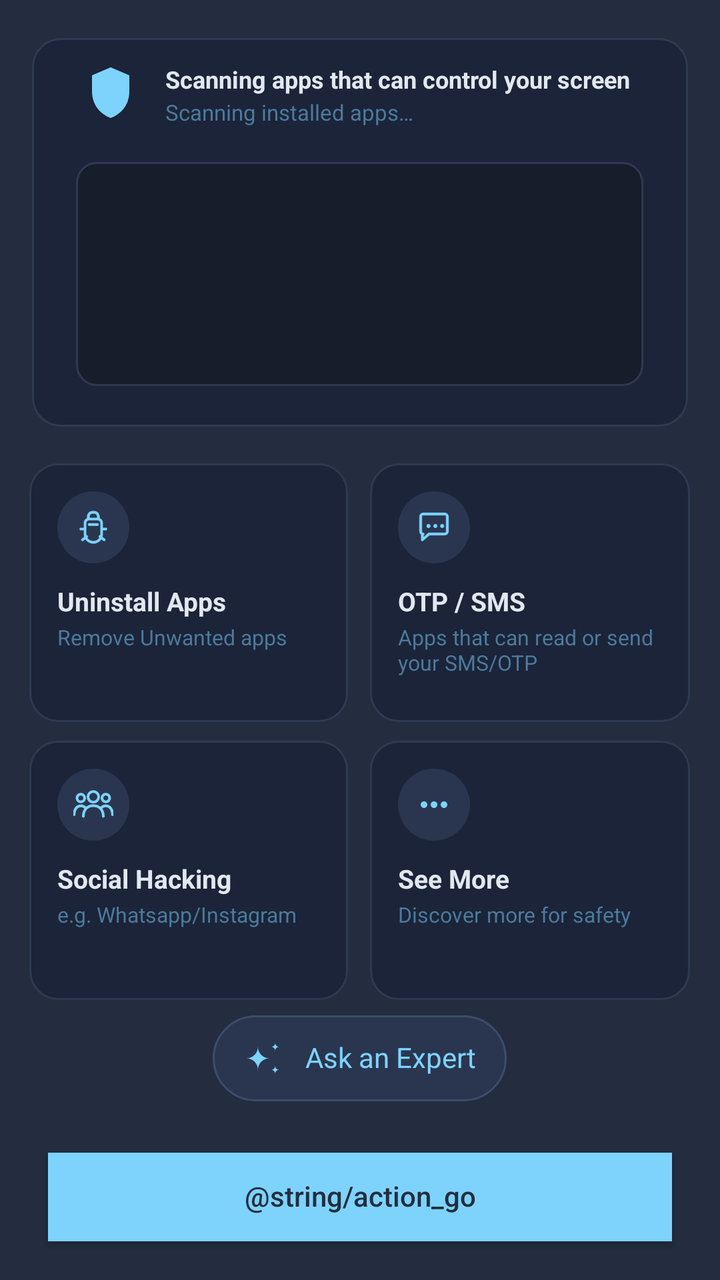
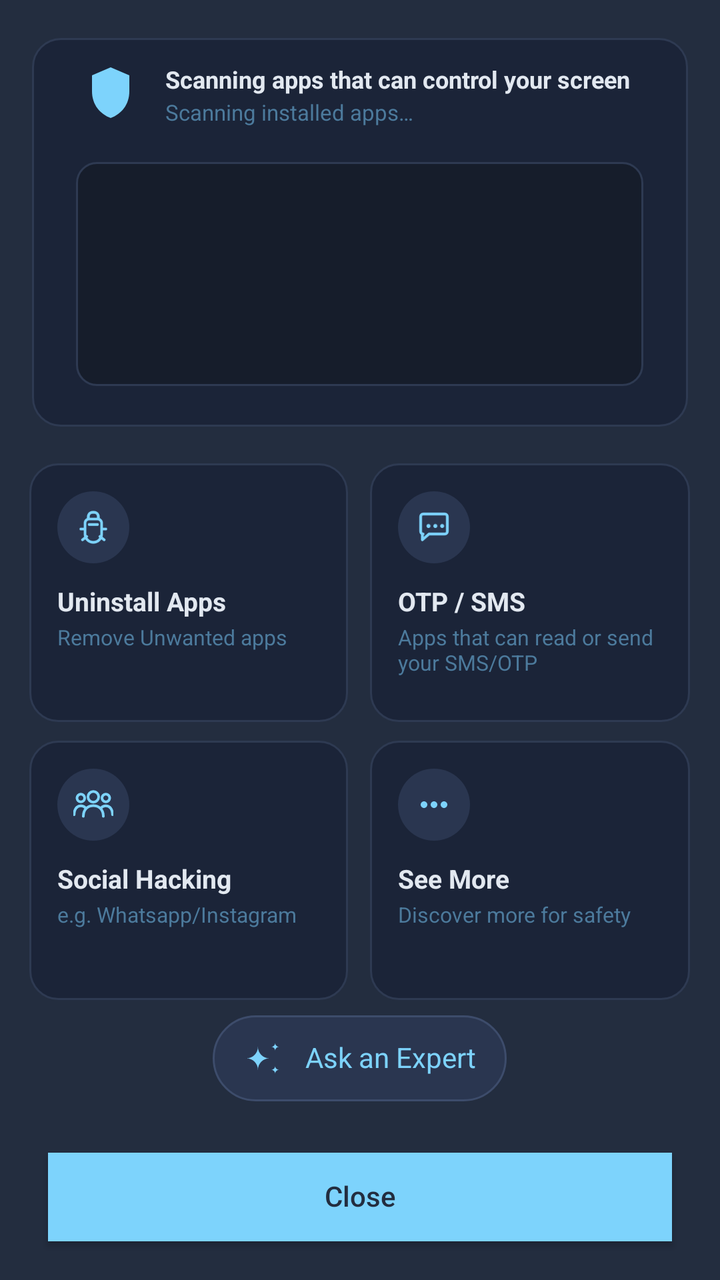

Before-and-after screenshots of an Android layout around one commit, followed by the original layout XML and the change that was made.
<!-- AndroidManifest.xml: activity theme Theme.NihalHome -->
<!-- res/layout/activity_main.xml -->
<?xml version="1.0" encoding="utf-8"?>
<LinearLayout xmlns:android="http://schemas.android.com/apk/res/android"
    android:layout_width="match_parent"
    android:layout_height="match_parent"
    android:orientation="vertical"
    android:weightSum="1000"
    android:background="@color/onboarding_background">

    <View
        android:layout_width="match_parent"
        android:layout_height="0dp"
        android:layout_weight="30" />

    <FrameLayout
        android:id="@+id/containerFirstPart"
        android:layout_width="match_parent"
        android:layout_height="0dp"
        android:layout_weight="304"
        android:paddingStart="16dp"
        android:paddingEnd="16dp">

        <LinearLayout
            android:id="@+id/boxFirstPart"
            android:layout_width="match_parent"
            android:layout_height="match_parent"
            android:orientation="vertical"
            android:background="@drawable/bg_scan_card"
            android:padding="12dp"
            android:weightSum="100">

            <LinearLayout
                android:layout_width="match_parent"
                android:layout_height="0dp"
                android:layout_weight="20"
                android:orientation="horizontal"
                android:layout_marginBottom="10dp"
                android:weightSum="100">

                <ImageView
                    android:id="@+id/imageScanIcon"
                    android:layout_width="0dp"
                    android:layout_height="match_parent"
                    android:layout_weight="18"
                    android:src="@drawable/ic_shield_scan"
                    android:scaleType="fitCenter"
                    android:adjustViewBounds="true" />

                <LinearLayout
                    android:layout_width="0dp"
                    android:layout_height="match_parent"
                    android:layout_weight="82"
                    android:orientation="vertical"
                    android:weightSum="100">

                    <TextView
                        android:id="@+id/textScanTitle"
                        android:text="@string/scan_title"
                        android:layout_width="match_parent"
                        android:layout_height="0dp"
                        android:layout_weight="60"
                        android:textColor="@color/onboarding_heading"
                        android:textStyle="bold"
                        android:maxLines="1"
                        android:gravity="start|center_vertical"
                        android:includeFontPadding="false"
                        android:autoSizeTextType="uniform"
                        android:autoSizeMinTextSize="6sp"
                        android:autoSizeMaxTextSize="500sp"
                        android:autoSizeStepGranularity="1sp" />

                    <TextView
                        android:id="@+id/textScanSubtitle"
                        android:text="@string/scan_subtitle_running"
                        android:layout_width="match_parent"
                        android:layout_height="0dp"
                        android:layout_weight="40"
                        android:textColor="@color/terminal_text_dim"
                        android:maxLines="1"
                        android:gravity="start|center_vertical"
                        android:includeFontPadding="false"
                        android:autoSizeTextType="uniform"
                        android:autoSizeMinTextSize="6sp"
                        android:autoSizeMaxTextSize="500sp"
                        android:autoSizeStepGranularity="1sp" />

                </LinearLayout>

            </LinearLayout>

            <View
                android:layout_width="match_parent"
                android:layout_height="0dp"
                android:layout_weight="5" />

            <FrameLayout
                android:layout_width="match_parent"
                android:layout_height="0dp"
                android:layout_weight="70">

                <LinearLayout
                    android:id="@+id/wrapperTerminal"
                    android:layout_width="match_parent"
                    android:layout_height="match_parent"
                    android:orientation="horizontal"
                    android:weightSum="30">

                    <View
                        android:layout_width="0dp"
                        android:layout_height="match_parent"
                        android:layout_weight="1" />

                    <ScrollView
                        android:id="@+id/scrollTerminal"
                        android:layout_width="0dp"
                        android:layout_height="match_parent"
                        android:layout_weight="28"
                        android:background="@drawable/bg_terminal"
                        android:padding="10dp"
                        android:scrollbars="none">

                        <TextView
                            android:id="@+id/textTerminalLog"
                            android:layout_width="match_parent"
                            android:layout_height="wrap_content"
                            android:fontFamily="monospace"
                            android:textColor="@color/terminal_text"
                            android:textSize="9.5sp"
                            android:lineSpacingExtra="2dp" />

                    </ScrollView>

                    <View
                        android:layout_width="0dp"
                        android:layout_height="match_parent"
                        android:layout_weight="1" />

                </LinearLayout>

                <LinearLayout
                    android:id="@+id/wrapperResults"
                    android:layout_width="match_parent"
                    android:layout_height="match_parent"
                    android:orientation="horizontal"
                    android:weightSum="100"
                    android:visibility="gone">

                    <View
                        android:layout_width="0dp"
                        android:layout_height="match_parent"
                        android:layout_weight="3" />

                    <ScrollView
                        android:layout_width="0dp"
                        android:layout_height="match_parent"
                        android:layout_weight="94"
                        android:scrollbars="none">

                        <LinearLayout
                            android:id="@+id/containerRiskResults"
                            android:layout_width="match_parent"
                            android:layout_height="wrap_content"
                            android:orientation="vertical" />

                    </ScrollView>

                    <View
                        android:layout_width="0dp"
                        android:layout_height="match_parent"
                        android:layout_weight="3" />

                </LinearLayout>

                <LinearLayout
                    android:id="@+id/containerNoIssues"
                    android:layout_width="match_parent"
                    android:layout_height="match_parent"
                    android:orientation="vertical"
                    android:gravity="center"
                    android:paddingStart="10dp"
                    android:paddingEnd="10dp"
                    android:paddingTop="4dp"
                    android:paddingBottom="4dp"
                    android:visibility="gone">

                    <ImageView
                        android:id="@+id/imageNoIssuesIcon"
                        android:layout_width="@dimen/no_issues_icon_size"
                        android:layout_height="@dimen/no_issues_icon_size"
                        android:layout_marginBottom="4dp"
                        android:adjustViewBounds="true"
                        android:scaleType="fitCenter"
                        android:src="@drawable/ic_shield_check" />

                    <TextView
                        android:id="@+id/textNoIssuesTitle"
                        android:text="@string/no_issues_found_title"
                        android:layout_width="match_parent"
                        android:layout_height="wrap_content"
                        android:textColor="@color/onboarding_heading"
                        android:textStyle="bold"
                        android:gravity="center"
                        android:maxLines="1"
                        android:autoSizeTextType="uniform"
                        android:autoSizeMinTextSize="8sp"
                        android:autoSizeMaxTextSize="13sp"
                        android:autoSizeStepGranularity="1sp" />

                    <TextView
                        android:id="@+id/textNoIssuesSubtitle"
                        android:text="@string/no_issues_found_subtitle"
                        android:layout_width="match_parent"
                        android:layout_height="wrap_content"
                        android:layout_marginTop="2dp"
                        android:textColor="@color/terminal_text_dim"
                        android:gravity="center"
                        android:maxLines="2"
                        android:autoSizeTextType="uniform"
                        android:autoSizeMinTextSize="7sp"
                        android:autoSizeMaxTextSize="10sp"
                        android:autoSizeStepGranularity="1sp" />

                </LinearLayout>

            </FrameLayout>

            <View
                android:layout_width="match_parent"
                android:layout_height="0dp"
                android:layout_weight="5" />

        </LinearLayout>

    </FrameLayout>

    <View
        android:layout_width="match_parent"
        android:layout_height="0dp"
        android:layout_weight="29" />

    <LinearLayout
        android:layout_width="match_parent"
        android:layout_height="0dp"
        android:layout_weight="202"
        android:orientation="horizontal"
        android:weightSum="10000">

        <View
            android:layout_width="0dp"
            android:layout_height="match_parent"
            android:layout_weight="415" />

        <LinearLayout
            android:id="@+id/cardUninstallApps"
            android:layout_width="0dp"
            android:layout_height="match_parent"
            android:layout_weight="4430"
            android:orientation="vertical"
            android:background="@drawable/bg_feature_card"
            android:clickable="true"
            android:focusable="true"
            android:padding="14dp">

            <ImageView
                android:id="@+id/imageFeatureIcon1"
                android:layout_width="36dp"
                android:layout_height="36dp"
                android:layout_marginBottom="10dp"
                android:background="@drawable/bg_feature_icon_circle"
                android:padding="8dp"
                android:src="@drawable/ic_feature_uninstall" />

            <TextView
                android:id="@+id/textFeatureTitle1"
                android:text="@string/feature_uninstall_title"
                android:layout_width="wrap_content"
                android:layout_height="wrap_content"
                android:textColor="@color/onboarding_heading"
                android:textSize="13sp"
                android:textStyle="bold" />

            <TextView
                android:id="@+id/textFeatureSubtitle1"
                android:text="@string/feature_uninstall_subtitle"
                android:layout_width="wrap_content"
                android:layout_height="wrap_content"
                android:layout_marginTop="2dp"
                android:textColor="@color/terminal_text_dim"
                android:textSize="10.5sp" />

        </LinearLayout>

        <View
            android:layout_width="0dp"
            android:layout_height="match_parent"
            android:layout_weight="310" />

        <LinearLayout
            android:id="@+id/cardOtpSms"
            android:layout_width="0dp"
            android:layout_height="match_parent"
            android:layout_weight="4430"
            android:orientation="vertical"
            android:background="@drawable/bg_feature_card"
            android:clickable="true"
            android:focusable="true"
            android:padding="14dp">

            <ImageView
                android:id="@+id/imageFeatureIcon2"
                android:layout_width="36dp"
                android:layout_height="36dp"
                android:layout_marginBottom="10dp"
                android:background="@drawable/bg_feature_icon_circle"
                android:padding="8dp"
                android:src="@drawable/ic_feature_otp_sms" />

            <TextView
                android:id="@+id/textFeatureTitle2"
                android:text="@string/feature_otp_sms_title"
                android:layout_width="wrap_content"
                android:layout_height="wrap_content"
                android:textColor="@color/onboarding_heading"
                android:textSize="13sp"
                android:textStyle="bold" />

            <TextView
                android:id="@+id/textFeatureSubtitle2"
                android:text="@string/feature_otp_sms_subtitle"
                android:layout_width="wrap_content"
                android:layout_height="wrap_content"
                android:layout_marginTop="2dp"
                android:textColor="@color/terminal_text_dim"
                android:textSize="10.5sp" />

        </LinearLayout>

        <View
            android:layout_width="0dp"
            android:layout_height="match_parent"
            android:layout_weight="415" />

    </LinearLayout>

    <View
        android:layout_width="match_parent"
        android:layout_height="0dp"
        android:layout_weight="15" />

    <LinearLayout
        android:layout_width="match_parent"
        android:layout_height="0dp"
        android:layout_weight="202"
        android:orientation="horizontal"
        android:weightSum="10000">

        <View
            android:layout_width="0dp"
            android:layout_height="match_parent"
            android:layout_weight="415" />

        <LinearLayout
            android:id="@+id/cardSocialScams"
            android:layout_width="0dp"
            android:layout_height="match_parent"
            android:layout_weight="4430"
            android:orientation="vertical"
            android:background="@drawable/bg_feature_card"
            android:clickable="true"
            android:focusable="true"
            android:padding="14dp">

            <ImageView
                android:id="@+id/imageFeatureIcon3"
                android:layout_width="36dp"
                android:layout_height="36dp"
                android:layout_marginBottom="10dp"
                android:background="@drawable/bg_feature_icon_circle"
                android:padding="8dp"
                android:src="@drawable/ic_feature_social_scams" />

            <TextView
                android:id="@+id/textFeatureTitle3"
                android:text="@string/feature_social_scams_title"
                android:layout_width="wrap_content"
                android:layout_height="wrap_content"
                android:textColor="@color/onboarding_heading"
                android:textSize="13sp"
                android:textStyle="bold" />

            <TextView
                android:id="@+id/textFeatureSubtitle3"
                android:text="@string/feature_social_scams_subtitle"
                android:layout_width="wrap_content"
                android:layout_height="wrap_content"
                android:layout_marginTop="2dp"
                android:textColor="@color/terminal_text_dim"
                android:textSize="10.5sp" />

        </LinearLayout>

        <View
            android:layout_width="0dp"
            android:layout_height="match_parent"
            android:layout_weight="310" />

        <LinearLayout
            android:id="@+id/cardSeeMore"
            android:layout_width="0dp"
            android:layout_height="match_parent"
            android:layout_weight="4430"
            android:orientation="vertical"
            android:background="@drawable/bg_feature_card"
            android:clickable="true"
            android:focusable="true"
            android:padding="14dp">

            <ImageView
                android:id="@+id/imageFeatureIcon4"
                android:layout_width="36dp"
                android:layout_height="36dp"
                android:layout_marginBottom="10dp"
                android:background="@drawable/bg_feature_icon_circle"
                android:padding="8dp"
                android:src="@drawable/ic_feature_see_more" />

            <TextView
                android:id="@+id/textFeatureTitle4"
                android:text="@string/feature_see_more_title"
                android:layout_width="wrap_content"
                android:layout_height="wrap_content"
                android:textColor="@color/onboarding_heading"
                android:textSize="13sp"
                android:textStyle="bold" />

            <TextView
                android:id="@+id/textFeatureSubtitle4"
                android:text="@string/feature_see_more_subtitle"
                android:layout_width="wrap_content"
                android:layout_height="wrap_content"
                android:layout_marginTop="2dp"
                android:textColor="@color/terminal_text_dim"
                android:textSize="10.5sp" />

        </LinearLayout>

        <View
            android:layout_width="0dp"
            android:layout_height="match_parent"
            android:layout_weight="415" />

    </LinearLayout>

    <View
        android:layout_width="match_parent"
        android:layout_height="0dp"
        android:layout_weight="12" />

    <LinearLayout
        android:layout_width="match_parent"
        android:layout_height="0dp"
        android:layout_weight="67"
        android:orientation="horizontal"
        android:weightSum="1000">

        <View
            android:layout_width="0dp"
            android:layout_height="match_parent"
            android:layout_weight="296" />

        <LinearLayout
            android:id="@+id/containerAskNihalAi"
            android:layout_width="0dp"
            android:layout_height="match_parent"
            android:layout_weight="408"
            android:orientation="horizontal"
            android:gravity="center_vertical"
            android:background="@drawable/bg_capsule_protected"
            android:clickable="true"
            android:focusable="true"
            android:paddingStart="14dp"
            android:paddingEnd="14dp">

            <ImageView
                android:id="@+id/imageAskNihalAiIcon"
                android:layout_width="23dp"
                android:layout_height="23dp"
                android:layout_marginEnd="8dp"
                android:src="@drawable/ic_sparkles" />

            <TextView
                android:id="@+id/textAskNihalAi"
                android:text="@string/ask_nihal_ai_label"
                android:layout_width="0dp"
                android:layout_height="match_parent"
                android:layout_weight="1"
                android:gravity="center"
                android:textColor="@color/onboarding_accent"
                android:maxLines="1"
                android:includeFontPadding="false" />

        </LinearLayout>

        <View
            android:layout_width="0dp"
            android:layout_height="match_parent"
            android:layout_weight="296" />

    </LinearLayout>

    <View
        android:layout_width="match_parent"
        android:layout_height="0dp"
        android:layout_weight="40" />

    <Button
        android:id="@+id/buttonGo"
        android:layout_width="match_parent"
        android:layout_height="0dp"
        android:layout_weight="69"
        android:layout_marginStart="24dp"
        android:layout_marginEnd="24dp"
        android:background="@color/onboarding_accent"
        android:text="@string/action_go"
        android:textColor="@color/onboarding_button_text"
        android:textAllCaps="false"
        android:includeFontPadding="false"
        android:elevation="0dp" />

    <View
        android:layout_width="match_parent"
        android:layout_height="0dp"
        android:layout_weight="30" />

</LinearLayout>
<!-- resources referenced by this layout -->
<resources>
  <color name="onboarding_accent">#7DD3FC</color>
  <color name="onboarding_background">#232D3F</color>
  <color name="onboarding_button_text">#232D3F</color>
  <color name="onboarding_heading">#E2E8F0</color>
  <color name="terminal_text">#7DD3FC</color>
  <color name="terminal_text_dim">#4C7A9C</color>
  <dimen name="no_issues_icon_size">28dp</dimen>
  <!-- drawable bg_capsule_protected (drawable) -->
  <shape xmlns:android="http://schemas.android.com/apk/res/android"
      android:shape="rectangle">
      <solid android:color="@color/protected_capsule_background" />
      <stroke
          android:width="1dp"
          android:color="@color/protected_capsule_border" />
      <corners android:radius="50dp" />
  </shape>
  <!-- drawable bg_feature_card (drawable) -->
  <?xml version="1.0" encoding="utf-8"?>
  <shape xmlns:android="http://schemas.android.com/apk/res/android"
      android:shape="rectangle">
      <solid android:color="@color/scan_card_background" />
      <stroke
          android:width="1dp"
          android:color="@color/scan_card_border" />
      <corners android:radius="14dp" />
  </shape>
  <!-- drawable bg_feature_icon_circle (drawable) -->
  <?xml version="1.0" encoding="utf-8"?>
  <shape xmlns:android="http://schemas.android.com/apk/res/android"
      android:shape="oval">
      <solid android:color="@color/protected_capsule_background" />
  </shape>
  <!-- drawable bg_scan_card (drawable) -->
  <?xml version="1.0" encoding="utf-8"?>
  <shape xmlns:android="http://schemas.android.com/apk/res/android"
      android:shape="rectangle">
      <solid android:color="@color/scan_card_background" />
      <stroke
          android:width="1dp"
          android:color="@color/scan_card_border" />
      <corners android:radius="14dp" />
  </shape>
  <!-- drawable bg_terminal (drawable) -->
  <?xml version="1.0" encoding="utf-8"?>
  <shape xmlns:android="http://schemas.android.com/apk/res/android"
      android:shape="rectangle">
      <solid android:color="@color/terminal_background" />
      <stroke
          android:width="1dp"
          android:color="@color/terminal_border" />
      <corners android:radius="10dp" />
  </shape>
  <string name="ask_nihal_ai_label">Ask an Expert</string>
  <string name="feature_otp_sms_subtitle">Apps that can read or send your SMS/OTP</string>
  <string name="feature_otp_sms_title">OTP / SMS</string>
  <string name="feature_see_more_subtitle">Discover more for safety</string>
  <string name="feature_see_more_title">See More</string>
  <string name="feature_social_scams_subtitle">e.g. Whatsapp/Instagram</string>
  <string name="feature_social_scams_title">Social Hacking</string>
  <string name="feature_uninstall_subtitle">Remove Unwanted apps</string>
  <string name="feature_uninstall_title">Uninstall Apps</string>
  <string name="no_issues_found_subtitle">No Apps Found that can control your screen</string>
  <string name="no_issues_found_title">Today, You\'re Safe</string>
  <string name="scan_subtitle_running">Scanning installed apps…</string>
  <string name="scan_title">Scanning apps that can control your screen</string>
  <style name="Theme.NihalHome" parent="android:Theme.Material.Light.NoActionBar">
          <item name="android:windowBackground">@android:color/white</item>
          <item name="android:statusBarColor">@android:color/white</item>
          <item name="android:navigationBarColor">@android:color/white</item>
          <item name="android:windowLightStatusBar">true</item>
      </style>
  <color name="protected_capsule_background">#2A3650</color>
  <color name="protected_capsule_border">#3D4C6B</color>
  <color name="scan_card_background">#1B2438</color>
  <color name="scan_card_border">#2E3A52</color>
  <color name="terminal_background">#161D2B</color>
  <color name="terminal_border">#2E3A52</color>
  <color name="safe_state_icon">#4ADE80</color>
  <!-- unchanged entries left out for length: 7 -->
</resources>

<!-- the commit's change to res/layout/activity_main.xml (unified diff, before → after) -->
@@ -6,11 +6,13 @@
     android:weightSum="1000"
     android:background="@color/onboarding_background">
 
+    
     <View
         android:layout_width="match_parent"
         android:layout_height="0dp"
         android:layout_weight="30" />
 
+    
     <FrameLayout
         android:id="@+id/containerFirstPart"
         android:layout_width="match_parent"
@@ -36,6 +38,7 @@
                 android:layout_marginBottom="10dp"
                 android:weightSum="100">
 
+                
                 <ImageView
                     android:id="@+id/imageScanIcon"
                     android:layout_width="0dp"
@@ -45,6 +48,7 @@
                     android:scaleType="fitCenter"
                     android:adjustViewBounds="true" />
 
+                
                 <LinearLayout
                     android:layout_width="0dp"
                     android:layout_height="match_parent"
@@ -52,6 +56,7 @@
                     android:orientation="vertical"
                     android:weightSum="100">
 
+                    
                     <TextView
                         android:id="@+id/textScanTitle"
                         android:text="@string/scan_title"
@@ -68,6 +73,7 @@
                         android:autoSizeMaxTextSize="500sp"
                         android:autoSizeStepGranularity="1sp" />
 
+                    
                     <TextView
                         android:id="@+id/textScanSubtitle"
                         android:text="@string/scan_subtitle_running"
@@ -87,16 +93,19 @@
 
             </LinearLayout>
 
+            
             <View
                 android:layout_width="match_parent"
                 android:layout_height="0dp"
                 android:layout_weight="5" />
 
+            
             <FrameLayout
                 android:layout_width="match_parent"
                 android:layout_height="0dp"
                 android:layout_weight="70">
 
+                
                 <LinearLayout
                     android:id="@+id/wrapperTerminal"
                     android:layout_width="match_parent"
@@ -136,6 +145,7 @@
 
                 </LinearLayout>
 
+                
                 <LinearLayout
                     android:id="@+id/wrapperResults"
                     android:layout_width="match_parent"
@@ -223,6 +233,7 @@
 
             </FrameLayout>
 
+            
             <View
                 android:layout_width="match_parent"
                 android:layout_height="0dp"
@@ -232,11 +243,13 @@
 
     </FrameLayout>
 
+    
     <View
         android:layout_width="match_parent"
         android:layout_height="0dp"
         android:layout_weight="29" />
 
+    
     <LinearLayout
         android:layout_width="match_parent"
         android:layout_height="0dp"
@@ -341,11 +354,13 @@
 
     </LinearLayout>
 
+    
     <View
         android:layout_width="match_parent"
         android:layout_height="0dp"
         android:layout_weight="15" />
 
+    
     <LinearLayout
         android:layout_width="match_parent"
         android:layout_height="0dp"
@@ -450,11 +465,13 @@
 
     </LinearLayout>
 
+    
     <View
         android:layout_width="match_parent"
         android:layout_height="0dp"
         android:layout_weight="12" />
 
+    
     <LinearLayout
         android:layout_width="match_parent"
         android:layout_height="0dp"
@@ -507,25 +524,28 @@
 
     </LinearLayout>
 
+    
     <View
         android:layout_width="match_parent"
         android:layout_height="0dp"
         android:layout_weight="40" />
 
+    
     <Button
-        android:id="@+id/buttonGo"
+        android:id="@+id/buttonClose"
         android:layout_width="match_parent"
         android:layout_height="0dp"
         android:layout_weight="69"
         android:layout_marginStart="24dp"
         android:layout_marginEnd="24dp"
         android:background="@color/onboarding_accent"
-        android:text="@string/action_go"
+        android:text="@string/action_close"
         android:textColor="@color/onboarding_button_text"
         android:textAllCaps="false"
         android:includeFontPadding="false"
         android:elevation="0dp" />
 
+    
     <View
         android:layout_width="match_parent"
         android:layout_height="0dp"
<!-- resource entries referenced after the edit -->
@@ -52,6 +52,7 @@
           android:color="@color/terminal_border" />
       <corners android:radius="10dp" />
   </shape>
+  <string name="action_close">Close</string>
   <string name="ask_nihal_ai_label">Ask an Expert</string>
   <string name="feature_otp_sms_subtitle">Apps that can read or send your SMS/OTP</string>
   <string name="feature_otp_sms_title">OTP / SMS</string>
